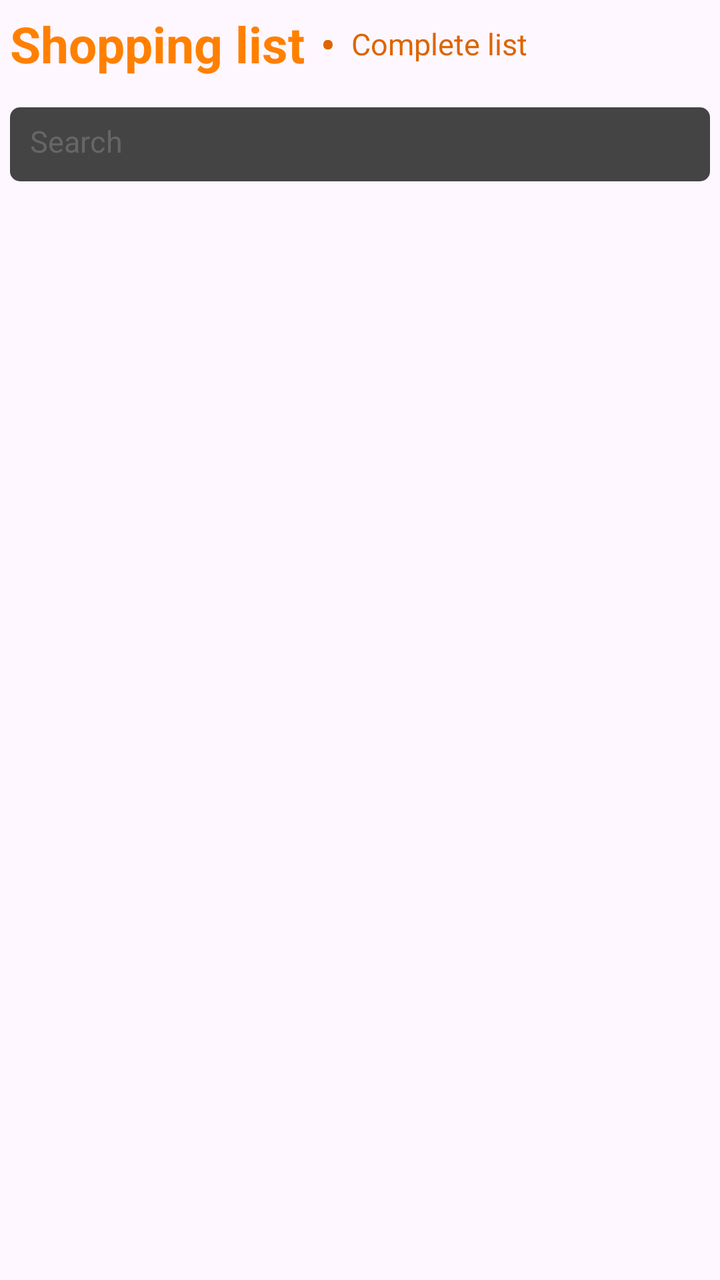
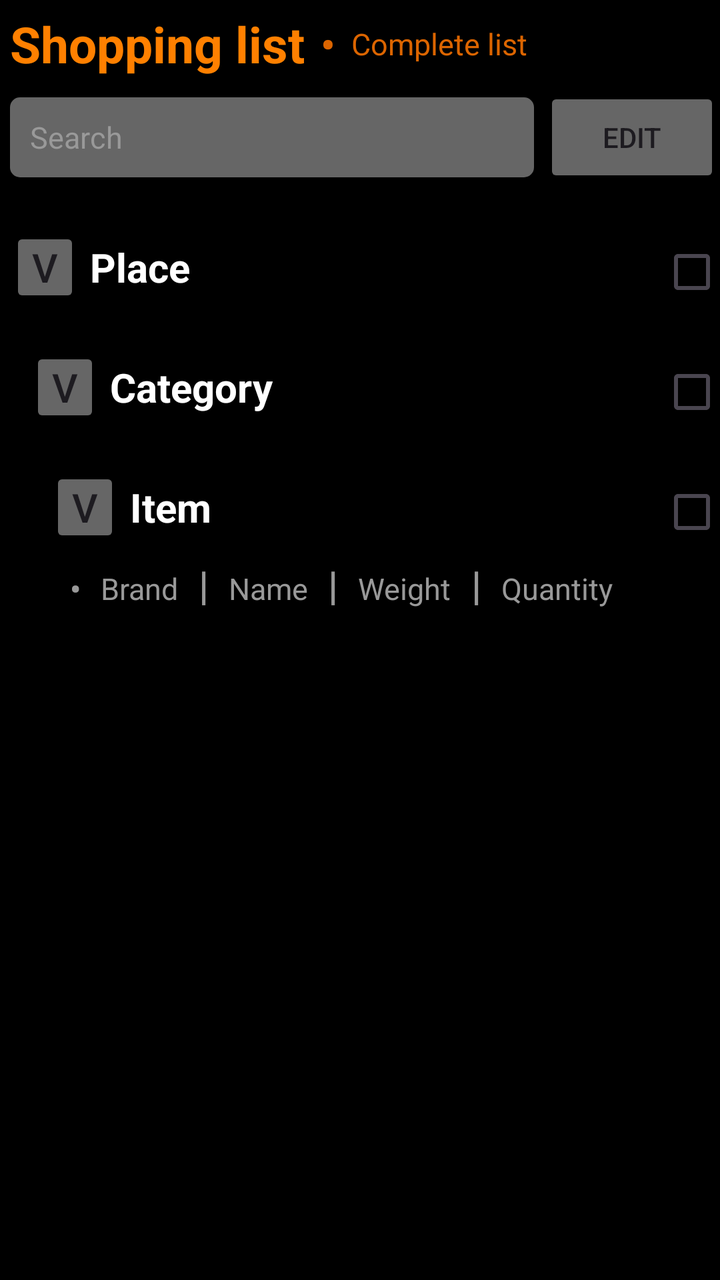

The first picture is an Android layout as it rendered before a commit; the second is the same layout after the commit. The layout source and the unified diff follow.
<!-- AndroidManifest.xml: application theme Theme.Money -->
<!-- res/layout/shopping.xml -->
<?xml version="1.0" encoding="utf-8"?>
<androidx.constraintlayout.widget.ConstraintLayout
    xmlns:android="http://schemas.android.com/apk/res/android"
    xmlns:app="http://schemas.android.com/apk/res-auto"
    android:layout_width="match_parent"
    android:layout_height="match_parent">

    
    <LinearLayout
        android:id="@+id/main_action_bar"

        android:gravity="center"
        android:layout_height="wrap_content"
        android:layout_width="wrap_content"
        android:orientation="horizontal"

        app:layout_constraintStart_toStartOf="parent"
        app:layout_constraintTop_toTopOf="parent">

        
        <TextView
            android:id="@+id/shopping"
            android:text="@string/shopping"

            android:layout_width="wrap_content"
            android:layout_height="wrap_content"

            android:padding="5dp"
            android:textColor="#ff8000"
            android:textSize="25sp"
            android:textStyle="bold"/>

        
        <TextView
            android:text="@string/separator"

            android:layout_height="wrap_content"
            android:layout_width="wrap_content"

            android:padding="3dp"
            android:textColor="#dc6500"
            android:textSize="20sp"
            android:textStyle="bold"/>

        
        <TextView
            android:id="@+id/complete"
            android:text="@string/complete"

            android:layout_height="wrap_content"
            android:layout_width="wrap_content"

            android:padding="5dp"
            android:textColor="#dc6500"
            android:textSize="15sp"

            android:clickable="true"
            android:focusable="true"/>
    </LinearLayout>

    <ScrollView
        android:id="@+id/scroll_view"
        android:layout_width="0dp"
        android:layout_height="0dp"
        app:layout_constraintBottom_toBottomOf="parent"
        app:layout_constraintEnd_toEndOf="parent"
        app:layout_constraintHorizontal_bias="1.0"
        app:layout_constraintStart_toStartOf="parent"
        app:layout_constraintTop_toBottomOf="@id/main_action_bar"
        app:layout_constraintVertical_bias="1.0">

        <LinearLayout
            android:layout_width="match_parent"
            android:layout_height="wrap_content"
            android:orientation="vertical">

            
            <EditText
                android:id="@+id/search"

                android:layout_width="match_parent"
                android:layout_height="37dp"
                android:layout_marginStart="5dp"
                android:layout_marginTop="10dp"
                android:layout_marginEnd="5dp"
                android:background="@drawable/search_background"

                android:hint="@string/search"
                android:importantForAutofill="no"
                android:inputType="text"
                android:padding="10dp"
                android:textColor="#FFFFFF"
                android:textColorHint="#666666"

                android:textSize="15sp" />
        </LinearLayout>
    </ScrollView>
</androidx.constraintlayout.widget.ConstraintLayout>
<!-- resources referenced by this layout -->
<resources>
  <!-- drawable search_background (drawable) -->
  <shape xmlns:android="http://schemas.android.com/apk/res/android">
      <solid android:color="#444444"/>
      <corners android:radius="5dp"/>
  <stroke
      android:color="#666666" />
  </shape>
  <string name="complete">Complete list</string>
  <string name="search">Search</string>
  <string name="separator">•</string>
  <string name="shopping">Shopping list</string>
  <style name="Theme.Money" parent="Theme.Material3.DayNight.NoActionBar">
          
          <item name="colorPrimary">@color/purple_500</item>
          <item name="colorPrimaryVariant">@color/purple_700</item>
          <item name="colorOnPrimary">@color/white</item>
          
          <item name="colorSecondary">@color/teal_200</item>
          <item name="colorSecondaryVariant">@color/teal_700</item>
          <item name="colorOnSecondary">@color/black</item>
          
          <item name="android:statusBarColor">?attr/colorPrimaryVariant</item>
          
      </style>
  <color name="purple_500">#dc6500</color>
  <color name="purple_700">#dc6500</color>
  <color name="white">#FFFFFFFF</color>
  <color name="teal_200">#ff8000</color>
  <color name="teal_700">#ff8000</color>
  <color name="black">#FF000000</color>
</resources>

<!-- the commit's change to res/layout/shopping.xml (unified diff, before → after) -->
@@ -3,96 +3,379 @@
     xmlns:android="http://schemas.android.com/apk/res/android"
     xmlns:app="http://schemas.android.com/apk/res-auto"
     android:layout_width="match_parent"
-    android:layout_height="match_parent">
-
-    
+    android:layout_height="match_parent"
+    android:background="@color/black">
+
     <LinearLayout
-        android:id="@+id/main_action_bar"
-
-        android:gravity="center"
+        android:id="@+id/top_section"
+
+        android:gravity="start"
+        android:layout_width="match_parent"
         android:layout_height="wrap_content"
-        android:layout_width="wrap_content"
-        android:orientation="horizontal"
-
+        android:orientation="vertical"
         app:layout_constraintStart_toStartOf="parent"
+        app:layout_constraintEnd_toEndOf="parent"
         app:layout_constraintTop_toTopOf="parent">
 
-        
-        <TextView
-            android:id="@+id/shopping"
-            android:text="@string/shopping"
-
-            android:layout_width="wrap_content"
-            android:layout_height="wrap_content"
-
-            android:padding="5dp"
-            android:textColor="#ff8000"
-            android:textSize="25sp"
-            android:textStyle="bold"/>
-
-        
-        <TextView
-            android:text="@string/separator"
-
+        <LinearLayout
+            android:id="@+id/action_bar"
+            android:gravity="center"
             android:layout_height="wrap_content"
             android:layout_width="wrap_content"
-
-            android:padding="3dp"
-            android:textColor="#dc6500"
-            android:textSize="20sp"
-            android:textStyle="bold"/>
-
-        
-        <TextView
-            android:id="@+id/complete"
-            android:text="@string/complete"
-
+            android:orientation="horizontal"
+            app:layout_constraintStart_toStartOf="parent"
+            app:layout_constraintTop_toTopOf="parent">
+
+            <TextView
+                android:id="@+id/a_shopping"
+                android:text="@string/a_shopping"
+
+                android:layout_width="wrap_content"
+                android:layout_height="wrap_content"
+                android:padding="5dp"
+                android:textColor="#ff8000"
+                android:textSize="25sp"
+                android:textStyle="bold"/>
+
+            <TextView
+                android:text="@string/a_separator"
+
+                android:layout_height="wrap_content"
+                android:layout_width="wrap_content"
+                android:padding="3dp"
+                android:textColor="#dc6500"
+                android:textSize="20sp"
+                android:textStyle="bold"/>
+
+            <TextView
+                android:id="@+id/a_complete"
+                android:text="@string/a_complete"
+
+                android:layout_height="wrap_content"
+                android:layout_width="wrap_content"
+                android:padding="5dp"
+                android:textColor="#dc6500"
+                android:textSize="15sp"
+                android:clickable="true"
+                android:focusable="true"/>
+        </LinearLayout>
+
+        <LinearLayout
+            android:id="@+id/search_bar"
+
+            android:gravity="center"
+            android:layout_width="match_parent"
             android:layout_height="wrap_content"
-            android:layout_width="wrap_content"
-
-            android:padding="5dp"
-            android:textColor="#dc6500"
-            android:textSize="15sp"
-
-            android:clickable="true"
-            android:focusable="true"/>
+            android:orientation="horizontal">
+
+            <EditText
+                android:id="@+id/a_search"
+                android:background="@drawable/search_background"
+                android:hint="@string/a_search"
+
+                android:layout_width="0dp"
+                android:layout_height="40dp"
+                android:layout_weight="1"
+                android:layout_marginStart="5dp"
+                android:layout_marginEnd="5dp"
+                android:padding="10dp"
+                android:importantForAutofill="no"
+                android:inputType="text"
+                android:textColorHint="#999999"
+                android:textColor="#FFFFFF"
+                android:textSize="15sp"/>
+
+            <androidx.appcompat.widget.AppCompatButton
+                android:id="@+id/s_edit"
+                android:text="@string/s_edit"
+
+                android:layout_width="wrap_content"
+                android:layout_height="50dp"
+                android:backgroundTint="#666666"/>
+        </LinearLayout>
     </LinearLayout>
 
     <ScrollView
         android:id="@+id/scroll_view"
-        android:layout_width="0dp"
+
+        android:layout_width="match_parent"
         android:layout_height="0dp"
-        app:layout_constraintBottom_toBottomOf="parent"
-        app:layout_constraintEnd_toEndOf="parent"
-        app:layout_constraintHorizontal_bias="1.0"
+        android:layout_marginTop="20dp"
+        android:fillViewport="true"
+
+        app:layout_constraintTop_toBottomOf="@id/top_section"
         app:layout_constraintStart_toStartOf="parent"
-        app:layout_constraintTop_toBottomOf="@id/main_action_bar"
-        app:layout_constraintVertical_bias="1.0">
+        app:layout_constraintEnd_toEndOf="parent">
 
         <LinearLayout
+            android:id="@+id/scroll"
+
             android:layout_width="match_parent"
             android:layout_height="wrap_content"
             android:orientation="vertical">
 
-            
-            <EditText
-                android:id="@+id/search"
+            <LinearLayout
+                android:id="@+id/place_section"
 
                 android:layout_width="match_parent"
-                android:layout_height="37dp"
-                android:layout_marginStart="5dp"
-                android:layout_marginTop="10dp"
-                android:layout_marginEnd="5dp"
-                android:background="@drawable/search_background"
-
-                android:hint="@string/search"
-                android:importantForAutofill="no"
-                android:inputType="text"
-                android:padding="10dp"
-                android:textColor="#FFFFFF"
-                android:textColorHint="#666666"
-
-                android:textSize="15sp" />
+                android:layout_height="wrap_content"
+                android:orientation="vertical">
+
+                <LinearLayout
+                    android:id="@+id/place_bar"
+
+                    android:layout_width="match_parent"
+                    android:layout_height="wrap_content"
+                    android:orientation="horizontal">
+
+                    <androidx.appcompat.widget.AppCompatButton
+                        android:id="@+id/a_p_expand"
+
+                        android:layout_width="35dp"
+                        android:layout_height="40dp"
+                        android:backgroundTint="#666666"
+                        android:text="@string/a_p_expand"
+                        android:textSize="20sp"
+                        android:textColor="#1d1b20"
+                        android:padding="0dp"
+                        android:insetTop="0dp"
+                        android:insetBottom="0dp"
+                        android:gravity="center"
+                        android:layout_marginStart="5dp"/>
+
+                    <TextView
+                        android:id="@+id/a_p_name"
+                        android:text="@string/a_p_name"
+
+                        android:layout_width="wrap_content"
+                        android:layout_height="wrap_content"
+                        android:padding="5dp"
+                        android:textColor="#FFFFFF"
+                        android:textSize="20sp"
+                        android:textStyle="bold"
+                        android:layout_weight="1"/>
+
+                    <androidx.appcompat.widget.AppCompatCheckBox
+                        android:id="@+id/s_p_box"
+
+                        android:layout_width="30dp"
+                        android:layout_height="30dp"
+                        android:backgroundTint="#666666"
+                        android:textColor="#1d1b20"
+                        android:padding="0dp"
+                        android:insetTop="0dp"
+                        android:insetBottom="0dp"
+                        android:gravity="center"/>
+                </LinearLayout>
+            </LinearLayout>
+
+            <LinearLayout
+                android:id="@+id/category_section"
+
+                android:layout_width="match_parent"
+                android:layout_height="wrap_content"
+                android:orientation="vertical"
+                android:layout_marginTop="20dp"
+                android:layout_marginStart="10dp">
+
+
+
+                <LinearLayout
+                    android:id="@+id/category_bar"
+
+                    android:layout_width="match_parent"
+                    android:layout_height="wrap_content"
+                    android:orientation="horizontal">
+
+                    <androidx.appcompat.widget.AppCompatButton
+                        android:id="@+id/a_c_expand"
+
+                        android:layout_width="35dp"
+                        android:layout_height="40dp"
+                        android:backgroundTint="#666666"
+                        android:text="@string/a_p_expand"
+                        android:textSize="20sp"
+                        android:textColor="#1d1b20"
+                        android:padding="0dp"
+                        android:insetTop="0dp"
+                        android:insetBottom="0dp"
+                        android:gravity="center"
+                        android:layout_marginStart="5dp"/>
+
+                    <TextView
+                        android:id="@+id/a_c_name"
+                        android:text="@string/a_c_name"
+
+                        android:layout_width="wrap_content"
+                        android:layout_height="wrap_content"
+                        android:padding="5dp"
+                        android:textColor="#FFFFFF"
+                        android:textSize="20sp"
+                        android:textStyle="bold"
+                        android:layout_weight="1"/>
+
+                    <androidx.appcompat.widget.AppCompatCheckBox
+                        android:id="@+id/s_c_box"
+
+                        android:layout_width="30dp"
+                        android:layout_height="30dp"
+                        android:backgroundTint="#666666"
+                        android:textColor="#1d1b20"
+                        android:padding="0dp"
+                        android:insetTop="0dp"
+                        android:insetBottom="0dp"
+                        android:gravity="center"/>
+
+                </LinearLayout>
+            </LinearLayout>
+
+            <LinearLayout
+                android:id="@+id/item_section"
+
+                android:layout_width="match_parent"
+                android:layout_height="wrap_content"
+                android:orientation="vertical"
+                android:layout_marginTop="20dp"
+                android:layout_marginStart="20dp">
+
+                <LinearLayout
+                    android:id="@+id/item_bar"
+
+                    android:layout_width="match_parent"
+                    android:layout_height="wrap_content"
+                    android:orientation="horizontal">
+
+                    <androidx.appcompat.widget.AppCompatButton
+                        android:id="@+id/a_i_expand"
+
+                        android:layout_width="35dp"
+                        android:layout_height="40dp"
+                        android:backgroundTint="#666666"
+                        android:text="@string/a_p_expand"
+                        android:textSize="20sp"
+                        android:textColor="#1d1b20"
+                        android:padding="0dp"
+                        android:insetTop="0dp"
+                        android:insetBottom="0dp"
+                        android:gravity="center"
+                        android:layout_marginStart="5dp"/>
+
+                    <TextView
+                        android:id="@+id/a_i_name"
+                        android:text="@string/a_i_name"
+
+                        android:layout_width="wrap_content"
+                        android:layout_height="wrap_content"
+                        android:padding="5dp"
+                        android:textColor="#FFFFFF"
+                        android:textSize="20sp"
+                        android:textStyle="bold"
+                        android:layout_weight="1"/>
+
+                    <androidx.appcompat.widget.AppCompatCheckBox
+                        android:id="@+id/s_i_box"
+
+                        android:layout_width="30dp"
+                        android:layout_height="30dp"
+                        android:backgroundTint="#666666"
+                        android:textColor="#1d1b20"
+                        android:padding="0dp"
+                        android:insetTop="0dp"
+                        android:insetBottom="0dp"
+                        android:gravity="center"/>
+                </LinearLayout>
+
+                <LinearLayout
+                    android:id="@+id/item_brand_bar"
+
+                    android:layout_width="match_parent"
+                    android:layout_height="wrap_content"
+                    android:orientation="horizontal"
+                    android:layout_marginStart="10dp">
+
+                    <TextView
+                        android:text="@string/a_separator"
+
+                        android:layout_width="wrap_content"
+                        android:layout_height="wrap_content"
+                        android:padding="5dp"
+                        android:textColor="#999999"
+                        android:textSize="15sp"
+                        android:textStyle="bold"/>
+
+                    <TextView
+                        android:id="@+id/a_b_brand"
+                        android:text="@string/a_b_brand"
+
+                        android:layout_width="wrap_content"
+                        android:layout_height="wrap_content"
+                        android:padding="5dp"
+                        android:textColor="#999999"
+                        android:textSize="15sp"/>
+
+                    <TextView
+                        android:text="@string/a_s2"
+
+                        android:layout_width="wrap_content"
+                        android:layout_height="wrap_content"
+                        android:padding="5dp"
+                        android:textColor="#999999"
+                        android:textSize="20sp"
+                        android:textStyle="bold"/>
+
+                    <TextView
+                        android:id="@+id/a_b_name"
+                        android:text="@string/a_b_name"
+
+                        android:layout_width="wrap_content"
+                        android:layout_height="wrap_content"
+                        android:padding="5dp"
+                        android:textColor="#999999"
+                        android:textSize="15sp"/>
+
+                    <TextView
+                        android:text="@string/a_s2"
+
+                        android:layout_width="wrap_content"
+                        android:layout_height="wrap_content"
+                        android:padding="5dp"
+                        android:textColor="#999999"
+                        android:textSize="20sp"
+                        android:textStyle="bold"/>
+
+
+                    <TextView
+                        android:id="@+id/a_b_weight"
+                        android:text="@string/a_b_weight"
+
+                        android:layout_width="wrap_content"
+                        android:layout_height="wrap_content"
+                        android:padding="5dp"
+                        android:textColor="#999999"
+                        android:textSize="15sp"/>
+
+                    <TextView
+                        android:text="@string/a_s2"
+
+                        android:layout_width="wrap_content"
+                        android:layout_height="wrap_content"
+                        android:padding="5dp"
+                        android:textColor="#999999"
+                        android:textSize="20sp"
+                        android:textStyle="bold"/>
+
+
+                    <TextView
+                        android:id="@+id/a_b_quantity"
+                        android:text="@string/a_b_quantity"
+
+                        android:layout_width="wrap_content"
+                        android:layout_height="wrap_content"
+                        android:padding="5dp"
+                        android:textColor="#999999"
+                        android:textSize="15sp"/>
+                </LinearLayout>
+            </LinearLayout>
         </LinearLayout>
     </ScrollView>
 </androidx.constraintlayout.widget.ConstraintLayout>
<!-- resource entries referenced after the edit -->
@@ -2,15 +2,25 @@
 <resources>
   <!-- drawable search_background (drawable) -->
   <shape xmlns:android="http://schemas.android.com/apk/res/android">
-      <solid android:color="#444444"/>
+      <solid android:color="#666666"/>
       <corners android:radius="5dp"/>
   <stroke
       android:color="#666666" />
   </shape>
-  <string name="complete">Complete list</string>
-  <string name="search">Search</string>
-  <string name="separator">•</string>
-  <string name="shopping">Shopping list</string>
+  <string name="a_b_brand">       Brand</string>
+  <string name="a_b_name">        Name</string>
+  <string name="a_b_quantity">    Quantity</string>
+  <string name="a_b_weight">      Weight</string>
+  <string name="a_c_name">        Category</string>
+  <string name="a_complete">      Complete list</string>
+  <string name="a_i_name">        Item</string>
+  <string name="a_p_expand">      v</string>
+  <string name="a_p_name">        Place</string>
+  <string name="a_s2">            |</string>
+  <string name="a_search">        Search</string>
+  <string name="a_separator">     •</string>
+  <string name="a_shopping">      Shopping list</string>
+  <string name="s_edit">          Edit</string>
   <style name="Theme.Money" parent="Theme.Material3.DayNight.NoActionBar">
           
           <item name="colorPrimary">@color/purple_500</item>
